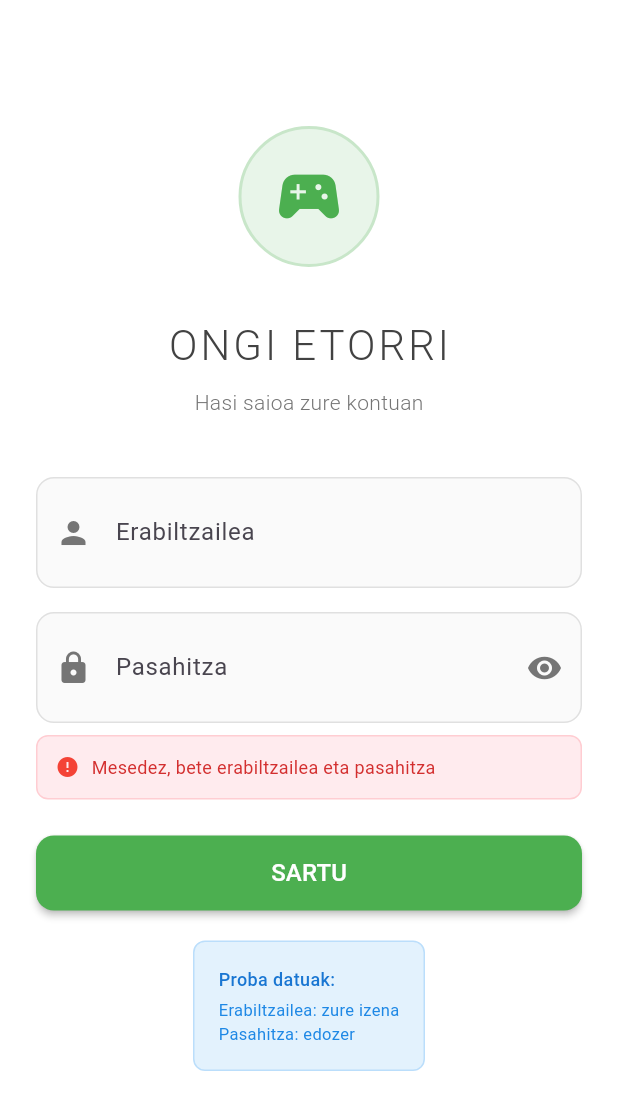
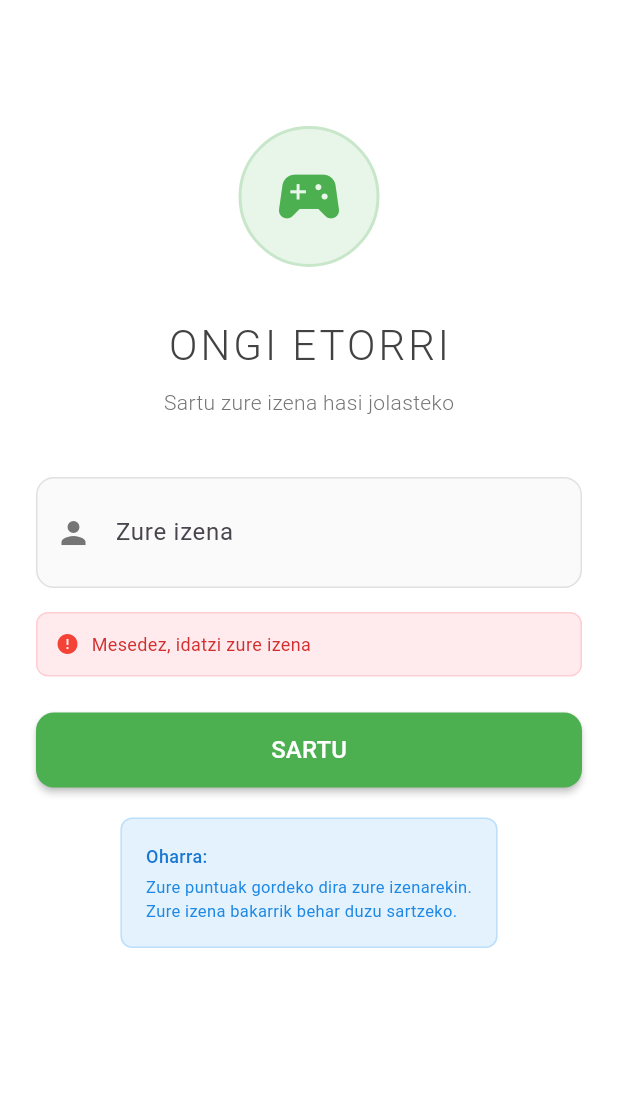
Before and after one commit to AimarAlv316/EkoBanaketa, a Flutter app: the screen it shows after launch, after a tap on "SARTU", on a phone screen of 412 x 824 dp. Shown: the top 1110 px of the screen. Run offline on Flutter 3.47's test engine with Material 3 defaults, Android fonts, the phone set to English and light mode, and no system bars; our stand-ins replace sqflite; accounts and stored records are empty.

Commit message:
Puntuak-gordetzen

```diff
--- /dev/null
+++ b/lib/database_helper.dart
@@ -0,0 +1,111 @@
+import 'package:sqflite/sqflite.dart';
+import 'package:path/path.dart';
+
+class DatabaseHelper {
+  static final DatabaseHelper _instance = DatabaseHelper._internal();
+  factory DatabaseHelper() => _instance;
+  DatabaseHelper._internal();
+
+  static Database? _database;
+
+  Future<Database> get database async {
+    if (_database != null) return _database!;
+    _database = await _initDatabase();
+    return _database!;
+  }
+
+  Future<Database> _initDatabase() async {
+    String path = join(await getDatabasesPath(), 'suge_jokoa.db');
+    return await openDatabase(
+      path,
+      version: 1,
+      onCreate: _onCreate,
+    );
+  }
+
+  Future<void> _onCreate(Database db, int version) async {
+    await db.execute('''
+      CREATE TABLE erabiltzaileak(
+        id INTEGER PRIMARY KEY AUTOINCREMENT,
+        izena TEXT UNIQUE,
+        puntuak INTEGER DEFAULT 0,
+        createdAt TEXT
+      )
+    ''');
+  }
+
+  // Erabiltzailea sortu edo eguneratu
+  Future<void> saveErabiltzailea(String izena, int puntuak) async {
+    final Database db = await database;
+
+    // Egiaztatu ea erabiltzailea existitzen den
+    final List<Map<String, dynamic>> maps = await db.query(
+      'erabiltzaileak',
+      where: 'izena = ?',
+      whereArgs: [izena],
+    );
+
+    if (maps.isNotEmpty) {
+      // Eguneratu existitzen den erabiltzailea
+      await db.update(
+        'erabiltzaileak',
+        {
+          'puntuak': puntuak,
+        },
+        where: 'izena = ?',
+        whereArgs: [izena],
+      );
+    } else {
+      // Sortu erabiltzaile berria
+      await db.insert(
+        'erabiltzaileak',
+        {
+          'izena': izena,
+          'puntuak': puntuak,
+          'createdAt': DateTime.now().toIso8601String(),
+        },
+        conflictAlgorithm: ConflictAlgorithm.replace,
+      );
+    }
+  }
+
+  // Lortu erabiltzailearen puntuak
+  Future<int> getPuntuak(String izena) async {
+    final Database db = await database;
+
+    final List<Map<String, dynamic>> maps = await db.query(
+      'erabiltzaileak',
+      where: 'izena = ?',
+      whereArgs: [izena],
+    );
+
+    if (maps.isNotEmpty) {
+      return maps.first['puntuak'] as int;
+    } else {
+      return 0;
+    }
+  }
+
+  // Lortu ranking-a (puntuazio altuenak)
+  Future<List<Map<String, dynamic>>> getRanking() async {
+    final Database db = await database;
+
+    final List<Map<String, dynamic>> maps = await db.query(
+      'erabiltzaileak',
+      orderBy: 'puntuak DESC',
+      limit: 10,
+    );
+
+    return maps;
+  }
+
+  // Ezabatu erabiltzailea (debugging-erako)
+  Future<void> deleteErabiltzailea(String izena) async {
+    final Database db = await database;
+    await db.delete(
+      'erabiltzaileak',
+      where: 'izena = ?',
+      whereArgs: [izena],
+    );
+  }
+}
--- a/lib/login_orria.dart
+++ b/lib/login_orria.dart
@@ -1,5 +1,6 @@
 import 'package:flutter/material.dart';
 import 'pantaila_hasi.dart';
+import 'database_helper.dart';
 
 class LoginOrria extends StatefulWidget {
   @override
@@ -12,11 +13,12 @@ class _LoginOrriaState extends State<LoginOrria> {
   bool _ezkutatuPasahitza = true;
   bool _kargatzen = false;
   String _errorea = '';
+  final DatabaseHelper _dbHelper = DatabaseHelper();
 
   void _eginLogin() async {
-    if (_erabiltzaileController.text.isEmpty || _pasahitzController.text.isEmpty) {
+    if (_erabiltzaileController.text.isEmpty) {
       setState(() {
-        _errorea = 'Mesedez, bete erabiltzailea eta pasahitza';
+        _errorea = 'Mesedez, idatzi zure izena';
       });
       return;
     }
@@ -26,7 +28,10 @@ class _LoginOrriaState extends State<LoginOrria> {
       _errorea = '';
     });
 
-    await Future.delayed(Duration(milliseconds: 1500));
+    await Future.delayed(Duration(milliseconds: 1000));
+
+    // Erabiltzailea datu-basean gorde (puntuak 0 izanik)
+    await _dbHelper.saveErabiltzailea(_erabiltzaileController.text, 0);
 
     Navigator.pushReplacement(
       context,
@@ -75,7 +80,7 @@ class _LoginOrriaState extends State<LoginOrria> {
                 ),
                 SizedBox(height: 8),
                 Text(
-                  'Hasi saioa zure kontuan',
+                  'Sartu zure izena hasi jolasteko',
                   style: TextStyle(
                     fontSize: 14,
                     color: Colors.grey[600],
@@ -93,7 +98,7 @@ class _LoginOrriaState extends State<LoginOrria> {
                   child: TextField(
                     controller: _erabiltzaileController,
                     decoration: InputDecoration(
-                      labelText: 'Erabiltzailea',
+                      labelText: 'Zure izena',
                       prefixIcon: Icon(Icons.person, color: Colors.grey[600]),
                       border: InputBorder.none,
                       contentPadding: EdgeInsets.symmetric(horizontal: 16, vertical: 16),
@@ -101,36 +106,6 @@ class _LoginOrriaState extends State<LoginOrria> {
                   ),
                 ),
                 SizedBox(height: 16),
-
-                Container(
-                  decoration: BoxDecoration(
-                    color: Colors.grey[50],
-                    borderRadius: BorderRadius.circular(12),
-                    border: Border.all(color: Colors.grey[300]!),
-                  ),
-                  child: TextField(
-                    controller: _pasahitzController,
-                    obscureText: _ezkutatuPasahitza,
-                    decoration: InputDecoration(
-                      labelText: 'Pasahitza',
-                      prefixIcon: Icon(Icons.lock, color: Colors.grey[600]),
-                      suffixIcon: IconButton(
-                        icon: Icon(
-                          _ezkutatuPasahitza ? Icons.visibility : Icons.visibility_off,
-                          color: Colors.grey[600],
-                        ),
-                        onPressed: () {
-                          setState(() {
-                            _ezkutatuPasahitza = !_ezkutatuPasahitza;
-                          });
-                        },
-                      ),
-                      border: InputBorder.none,
-                      contentPadding: EdgeInsets.symmetric(horizontal: 16, vertical: 16),
-                    ),
-                  ),
-                ),
-                SizedBox(height: 8),
 
                 if (_errorea.isNotEmpty)
                   Container(
@@ -203,7 +178,7 @@ class _LoginOrriaState extends State<LoginOrria> {
                     crossAxisAlignment: CrossAxisAlignment.start,
                     children: [
                       Text(
-                        'Proba datuak:',
+                        'Oharra:',
                         style: TextStyle(
                           color: Colors.blue[700],
                           fontWeight: FontWeight.w500,
@@ -212,7 +187,7 @@ class _LoginOrriaState extends State<LoginOrria> {
                       ),
                       SizedBox(height: 4),
                       Text(
-                        'Erabiltzailea: zure izena\nPasahitza: edozer',
+                        'Zure puntuak gordeko dira zure izenarekin.\nZure izena bakarrik behar duzu sartzeko.',
                         style: TextStyle(
                           color: Colors.blue[600],
                           fontSize: 11,
```
Also changed, not shown: lib/pantaila_hasi.dart (+121 -37 lines), pubspec.yaml (+7 -73 lines), pubspec.lock.
